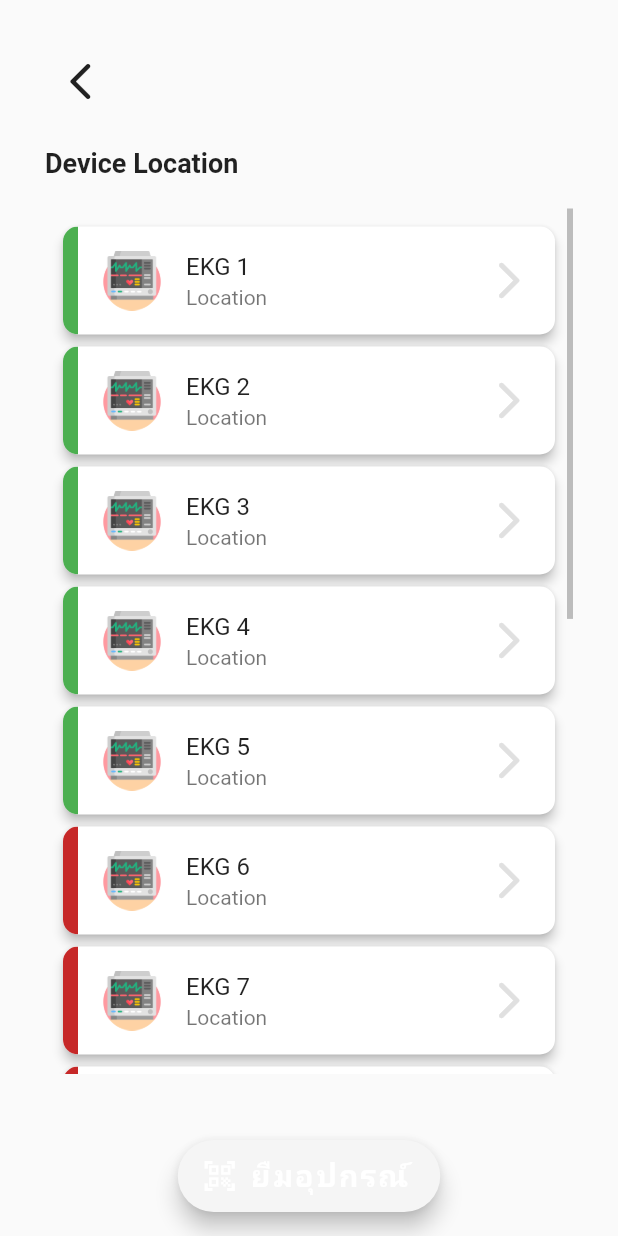
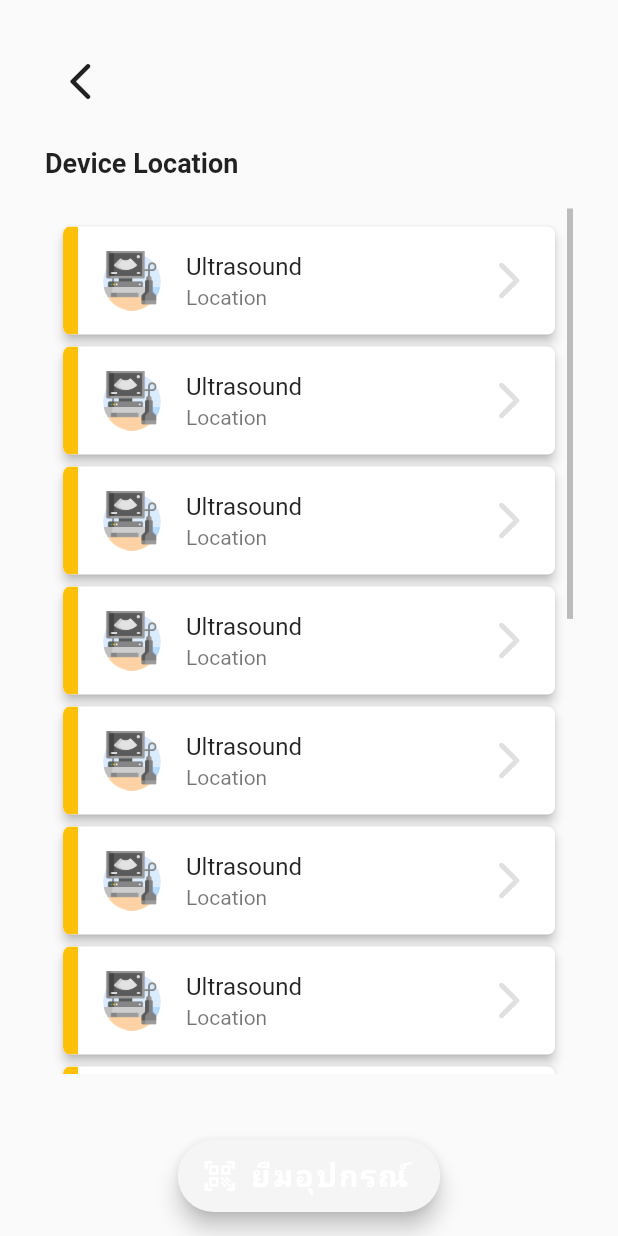
Before and after one commit to u4507075/device_booking, a Flutter app: the screen it shows after launch, after a tap on "EKG", on a phone screen of 412 x 824 dp. Run offline on Flutter 3.47's test engine with Material 2 defaults, Android fonts, the phone set to English and light mode, and no system bars; our stand-ins replace cloud_firestore, device_info, firebase_auth, firebase_core, firebase_database; missing offline and left inert: clipboard, flutter_barcode_scanner; accounts and stored records are empty.

Commit message:
Updated cardstatus and device info page

```diff
--- a/lib/main.dart
+++ b/lib/main.dart
@@ -48,15 +48,17 @@ class MyApp extends StatelessWidget {
   // This widget is the root of your application.
   @override
   Widget build(BuildContext context) {
-    FirebaseDB2().fetchData('users', '396009414e0329f7');
+    // FirebaseDB2().fetchData('users', '396009414e0329f7');
 
-    FirebaseDB()
-        .fetchData('users', '396009414e0329f7')
-        .then((value) => (Map<String, dynamic> data) {
-              print(data);
-              print(data.length);
-              print(data['name']);
-            });
+    // FirebaseDB()
+    //     .fetchData('users', '396009414e0329f7')
+    //     .then((value) => (Map<String, dynamic> data) {
+    //           print(data);
+    //         });
+
+    // FirebaseDB().updateStatus(app, 'spatipan');
+
+    // FirebaseDB().listenStatusChange(app, 'Sun');
 
     return MaterialApp(
       title: 'Flutter Demo',
--- /dev/null
+++ b/lib/models/deviceinfo.dart
@@ -0,0 +1,18 @@
+import 'package:flutter/material.dart';
+
+class DeviceInfo {
+  String status;
+  String location;
+  String name;
+  String lastname;
+  String date;
+  String timebook;
+  String timereturn;
+
+  DeviceInfo(this.status, this.location, this.name, this.lastname, this.date,
+      this.timebook, this.timereturn);
+
+  static List<DeviceInfo> fetchAll() {
+    return [];
+  }
+}
--- a/lib/pages/ekgstatus.dart
+++ b/lib/pages/ekgstatus.dart
@@ -45,20 +45,11 @@ class EkgStatus extends StatelessWidget {
                   padding: EdgeInsets.all(8.0),
                   children: <Widget>[
                     for (var i = 1; i < 6; i++)
-                      GestureDetector(
-                          onTap: () {
-                            Navigator.push(
-                                context,
-                                MaterialPageRoute(
-                                    builder: (context) => DeviceInfo()));
-                          },
-                          child: CardStatus(
-                              '$_title $i', _assetPath, 80.0, Colors.green)),
+                      CardStatus(onPressed: () {}, device: 'ultrasound'),
                     for (var i = 6; i < 11; i++)
-                      CardStatus(
-                          '$_title $i', _assetPath, 80.0, Colors.red[800]),
+                      CardStatus(onPressed: () {}, device: 'ultrasound'),
                     for (var i = 11; i < 16; i++)
-                      CardStatus('$_title $i', _assetPath, 80.0, Colors.amber),
+                      CardStatus(onPressed: () {}, device: 'ultrasound'),
                   ],
                 ),
               ),
--- a/lib/pages/ultrasoundstatus.dart
+++ b/lib/pages/ultrasoundstatus.dart
@@ -44,12 +44,11 @@ class UltrasoundStatus extends StatelessWidget {
                   padding: EdgeInsets.all(8.0),
                   children: <Widget>[
                     for (var i = 1; i < 6; i++)
-                      CardStatus('$_title $i', _assetPath, 80.0, Colors.green),
+                      CardStatus(onPressed: () {}, device: 'ultrasound'),
                     for (var i = 6; i < 11; i++)
-                      CardStatus(
-                          '$_title $i', _assetPath, 80.0, Colors.red[800]),
+                      CardStatus(onPressed: () {}, device: 'ultrasound'),
                     for (var i = 11; i < 16; i++)
-                      CardStatus('$_title $i', _assetPath, 80.0, Colors.amber),
+                      CardStatus(onPressed: () {}, device: 'ultrasound'),
                   ],
                 ),
               ),
--- a/lib/services/firebasedb.dart
+++ b/lib/services/firebasedb.dart
@@ -1,37 +1,61 @@
-import 'package:flutter/material.dart';
-import 'package:flutter/services.dart';
-import 'package:cloud_firestore/cloud_firestore.dart';
-import 'dart:async';
-import 'dart:io';
+// import 'package:flutter/material.dart';
+// import 'package:flutter/services.dart';
+// import 'package:cloud_firestore/cloud_firestore.dart';
+// import 'dart:async';
+// import 'dart:io';
+// import 'package:firebase_core/firebase_core.dart';
+// import 'package:firebase_database/firebase_database.dart';
+// import 'package:intl/date_symbol_data_local.dart';
+// import 'package:intl/date_symbol_data_file.dart';
+// import 'package:intl/date_symbol_data_http_request.dart';
+// import 'package:intl/intl_browser.dart';
+// import 'package:intl/intl.dart';
 
-class FirebaseDB {
-  // String field;
-  // FirebaseDB(this.field);
-  Future<Map<String, dynamic>> fetchData(String field, String document) async {
-    CollectionReference doc = FirebaseFirestore.instance.collection(field);
-    DocumentSnapshot documentSnapshot = await doc.doc(document).get();
-    if (documentSnapshot.exists) {
-      Map<String, dynamic> data = documentSnapshot.data();
-      print(data);
-      return data;
-    } else {
-      return null;
-    }
-  }
-}
+// class FirebaseDB {
+//   // String field;
+//   // FirebaseDB(this.field);
+//   void updateStatus(FirebaseApp app, String deviceId) {
+//     FirebaseDatabase database = FirebaseDatabase(app: app);
+//     final ref = database.reference();
+//     ref.child(deviceId).push().set(<String, String>{
+//       "date": DateFormat('yyyy-MM-dd HH:mm:ss').format(DateTime.now())
+//     });
+//   }
 
+//   void listenStatusChange(FirebaseApp app, String deviceId) {
+//     FirebaseDatabase database = FirebaseDatabase(app: app);
+//     final ref = database.reference();
+//     ref.child(deviceId).limitToLast(1).onChildAdded.listen((event) {
+//       Map<String, dynamic> data =
+//           new Map<String, dynamic>.from(event.snapshot.value);
+//       print(data['date']);
+//     });
+//   }
 
-class FirebaseDB2 {
-  // String field;
-  // FirebaseDB(this.field);
+//   Future<Map<String, dynamic>> fetchData(String field, String document) async {
+//     CollectionReference doc = FirebaseFirestore.instance.collection(field);
+//     DocumentSnapshot documentSnapshot = await doc.doc(document).get();
+//     if (documentSnapshot.exists) {
+//       Map<String, dynamic> data = documentSnapshot.data();
+//       print(data);
+//       return data;
+//     } else {
+//       return null;
+//     }
+//   }
+// }
 
-  Future<void> fetchData(String field, String document) async {
-    CollectionReference doc = FirebaseFirestore.instance.collection(field);
-    DocumentSnapshot documentSnapshot = await doc.doc(document).get();
-    if (documentSnapshot.exists) {
-      Map<String, dynamic> data = documentSnapshot.data();
-      print(data);
-    } else {
-    }
-  }
-}
+// // class FirebaseDB2 {
+// //   // String field;
+// //   // FirebaseDB(this.field);
+
+// //   Future<void> fetchData(String field, String document) async {
+// //     CollectionReference doc = FirebaseFirestore.instance.collection(field);
+// //     DocumentSnapshot documentSnapshot = await doc.doc(document).get();
+// //     if (documentSnapshot.exists) {
+// //       Map<String, dynamic> data = documentSnapshot.data();
+// //       print(data);
+// //       print(data['surname']);
+// //     } else {}
+// //   }
+// // }
--- a/lib/src/button.dart
+++ b/lib/src/button.dart
@@ -1,14 +1,95 @@
 import 'package:flutter/material.dart';
 
-class CardStatus extends StatelessWidget {
+class CardStatus extends StatefulWidget {
+  final String device;
+  final GestureTapCallback onPressed;
+  CardStatus({Key key, @required this.onPressed, @required this.device})
+      : super(key: key);
+
+  @override
+  _CardStatusState createState() => _CardStatusState(device, onPressed);
+}
+
+class _CardStatusState extends State<CardStatus> {
+  final String _device;
+  final GestureTapCallback _onPressed;
+  String _status = 'available';
+  String _assetPath = '';
+  String _title = 'Device name Default'; //TODO: Add Icon not found
+  double _elevation = 3.0;
+  double _edge = 5.0;
+  String _location = 'Location';
+
+  _CardStatusState(this._device, this._onPressed) {
+    if (_device == 'ultrasound') {
+      _assetPath = 'assets/images/ultrasonography.png';
+      _title = 'Ultrasound';
+    } else if (_device == 'ekg') {
+      _assetPath = 'assets/images/electrocardiogram.png';
+      _title = 'EKG';
+    }
+  }
+
+  @override
+  void initState() {
+    super.initState();
+    //for default values
+  }
+
+  @override
+  Widget build(BuildContext context) {
+    return Container(
+      child: InkWell(
+        onTap: () {
+          _onPressed;
+        },
+        child: Card(
+            elevation: _elevation,
+            shape: RoundedRectangleBorder(
+                borderRadius: BorderRadius.circular(_edge)),
+            child: ClipPath(
+              clipper: ShapeBorderClipper(
+                  shape: RoundedRectangleBorder(
+                      borderRadius: BorderRadius.circular(_edge))),
+              child: Container(
+                // height: 80.0,
+                decoration: BoxDecoration(
+                    border: Border(
+                        left: BorderSide(color: Colors.amber, width: 10.0))),
+                child: Column(
+                  mainAxisSize: MainAxisSize.min,
+                  mainAxisAlignment: MainAxisAlignment.start,
+                  crossAxisAlignment: CrossAxisAlignment.stretch,
+                  children: <Widget>[
+                    ListTile(
+                      leading: LoadingImageContain(_assetPath, 40.0),
+                      title: Text(_title),
+                      subtitle: Text(_location),
+                      isThreeLine: false,
+                      trailing: Icon(
+                        Icons.arrow_forward_ios_rounded,
+                        size: 30,
+                        color: Colors.grey[300],
+                      ),
+                    )
+                  ],
+                ),
+              ),
+            )),
+      ),
+    );
+  }
+}
+
+class CardStatus2 extends StatelessWidget {
   static const double _edge = 10.0;
   static const double _elevation = 3.0;
-  final double _height; //TODO add inheritwidget
-  final String _assetPath;
+  final double _height = 100.0; //TODO add inheritwidget
+  // String _assetPath;
+  String _assetPath;
   final String _title;
-  final Color _color;
 
-  CardStatus(this._title, this._assetPath, this._height, this._color);
+  CardStatus2(this._title, this._assetPath);
 
   @override
   Widget build(BuildContext context) {
@@ -24,7 +105,8 @@ class CardStatus extends StatelessWidget {
             child: Container(
               // height: 80.0,
               decoration: BoxDecoration(
-                  border: Border(left: BorderSide(color: _color, width: 10.0))),
+                  border: Border(
+                      left: BorderSide(color: Colors.amber, width: 10.0))),
               child: Column(
                 mainAxisSize: MainAxisSize.min,
                 mainAxisAlignment: MainAxisAlignment.start,
```
